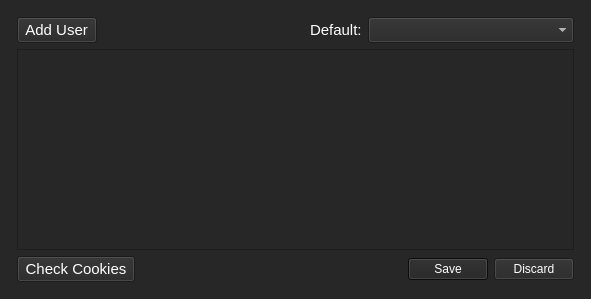
The window that outside/views_ui/UsersList_Dialog.ui (Outsider-corp/OutsideYT) describes before a commit, drawn with Qt 5.
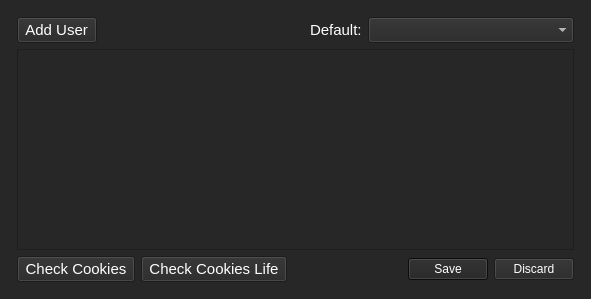
The same window after the commit.

Commit message: v1.5.8 save only login info not working(((; need to add button to check cookies life; mb rework all browser on playwright

```diff
--- a/outside/views_ui/UsersList_Dialog.ui
+++ b/outside/views_ui/UsersList_Dialog.ui
@@ -148,6 +148,13 @@
          </property>
         </widget>
        </item>
+       <item>
+        <widget class="QPushButton" name="ALive_Cookies_Button">
+         <property name="text">
+          <string> Check Cookies Life </string>
+         </property>
+        </widget>
+       </item>
        <item>
         <widget class="QDialogButtonBox" name="buttonBox">
          <property name="font">
```
The commit also changes 8 other files.
